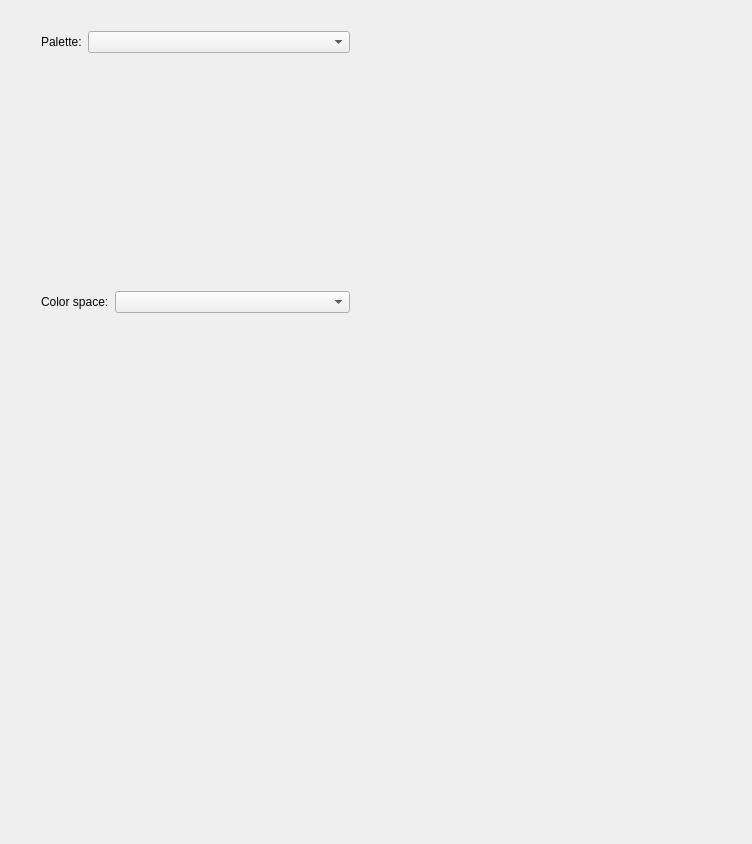
Before: the Qt Designer form Tools/ResourceEditor/TestProjects/Dropper/ColorPicker/ColorPicker.ui in xaoctech/dava.engine, drawn with Qt 5.
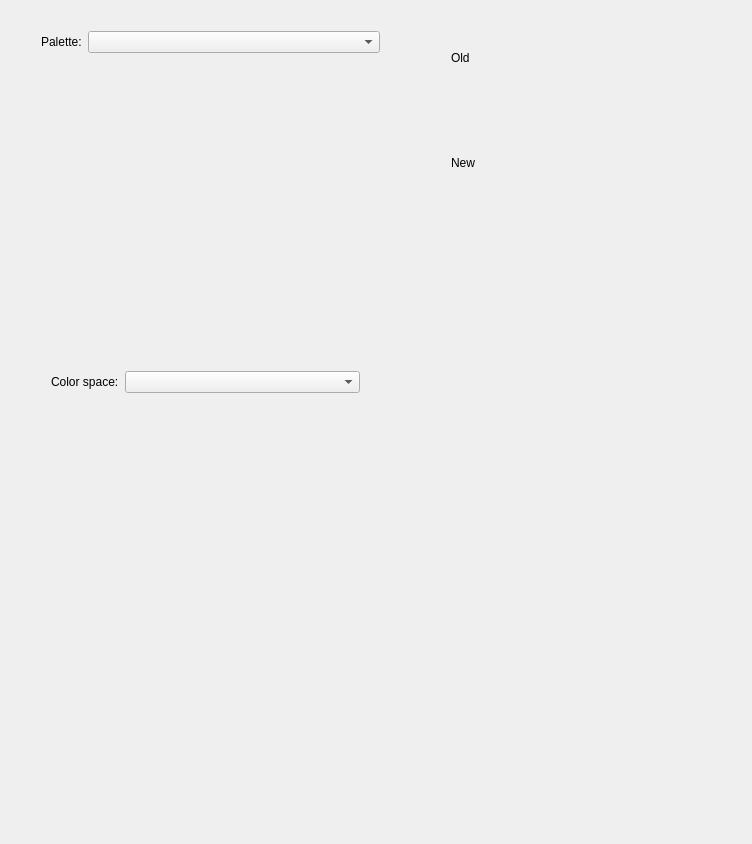
After: the same form once the commit is applied. Custom widgets are drawn as their Qt base class.

Diff of the .ui file:
```diff
--- a/Tools/ResourceEditor/TestProjects/Dropper/ColorPicker/ColorPicker.ui
+++ b/Tools/ResourceEditor/TestProjects/Dropper/ColorPicker/ColorPicker.ui
@@ -18,8 +18,8 @@
     <rect>
      <x>30</x>
      <y>20</y>
-     <width>331</width>
-     <height>211</height>
+     <width>361</width>
+     <height>281</height>
     </rect>
    </property>
    <layout class="QVBoxLayout" name="verticalLayout">
@@ -51,8 +51,8 @@
   <widget class="QWidget" name="verticalLayoutWidget_2">
    <property name="geometry">
     <rect>
-     <x>30</x>
-     <y>280</y>
+     <x>40</x>
+     <y>360</y>
      <width>331</width>
      <height>331</height>
     </rect>
@@ -83,8 +83,64 @@
     </item>
    </layout>
   </widget>
+  <widget class="QWidget" name="verticalLayoutWidget_3">
+   <property name="geometry">
+    <rect>
+     <x>440</x>
+     <y>40</y>
+     <width>160</width>
+     <height>141</height>
+    </rect>
+   </property>
+   <layout class="QVBoxLayout" name="verticalLayout_3">
+    <item>
+     <widget class="QLabel" name="label_3">
+      <property name="sizePolicy">
+       <sizepolicy hsizetype="Preferred" vsizetype="Maximum">
+        <horstretch>0</horstretch>
+        <verstretch>0</verstretch>
+       </sizepolicy>
+      </property>
+      <property name="text">
+       <string>Old</string>
+      </property>
+     </widget>
+    </item>
+    <item>
+     <widget class="ColorPreview" name="preview" native="true">
+      <property name="sizePolicy">
+       <sizepolicy hsizetype="Minimum" vsizetype="Minimum">
+        <horstretch>0</horstretch>
+        <verstretch>0</verstretch>
+       </sizepolicy>
+      </property>
+     </widget>
+    </item>
+    <item>
+     <widget class="QLabel" name="label_4">
+      <property name="sizePolicy">
+       <sizepolicy hsizetype="Preferred" vsizetype="Maximum">
+        <horstretch>0</horstretch>
+        <verstretch>0</verstretch>
+       </sizepolicy>
+      </property>
+      <property name="text">
+       <string>New</string>
+      </property>
+     </widget>
+    </item>
+   </layout>
+  </widget>
  </widget>
  <layoutdefault spacing="6" margin="11"/>
+ <customwidgets>
+  <customwidget>
+   <class>ColorPreview</class>
+   <extends>QWidget</extends>
+   <header>ColorPicker/ColorPreview.h</header>
+   <container>1</container>
+  </customwidget>
+ </customwidgets>
  <resources/>
  <connections/>
 </ui>
```
